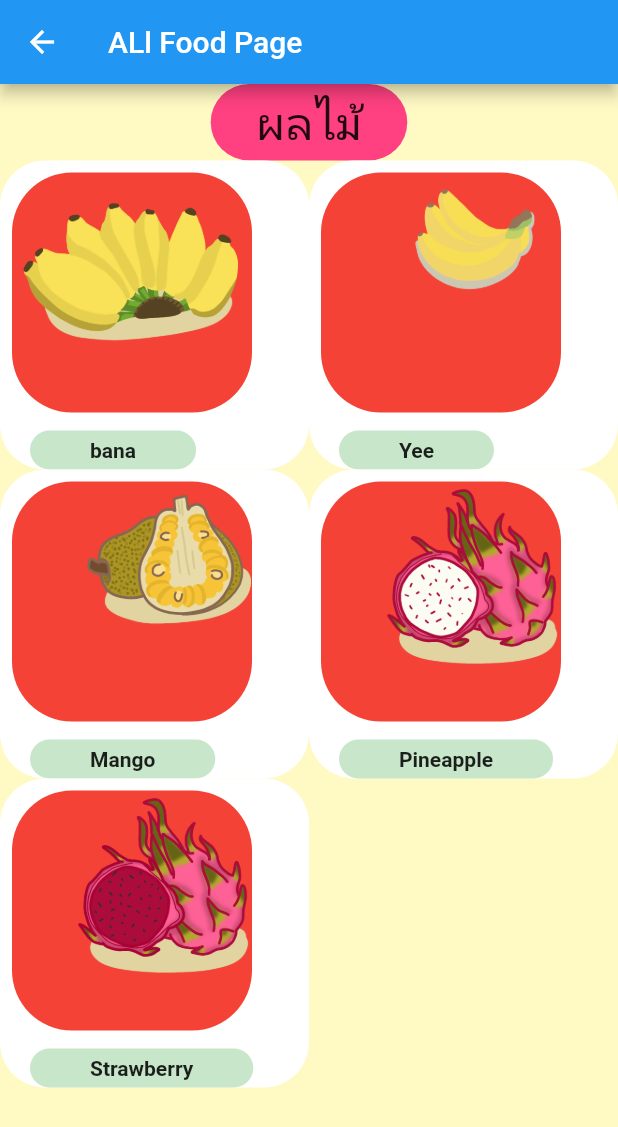
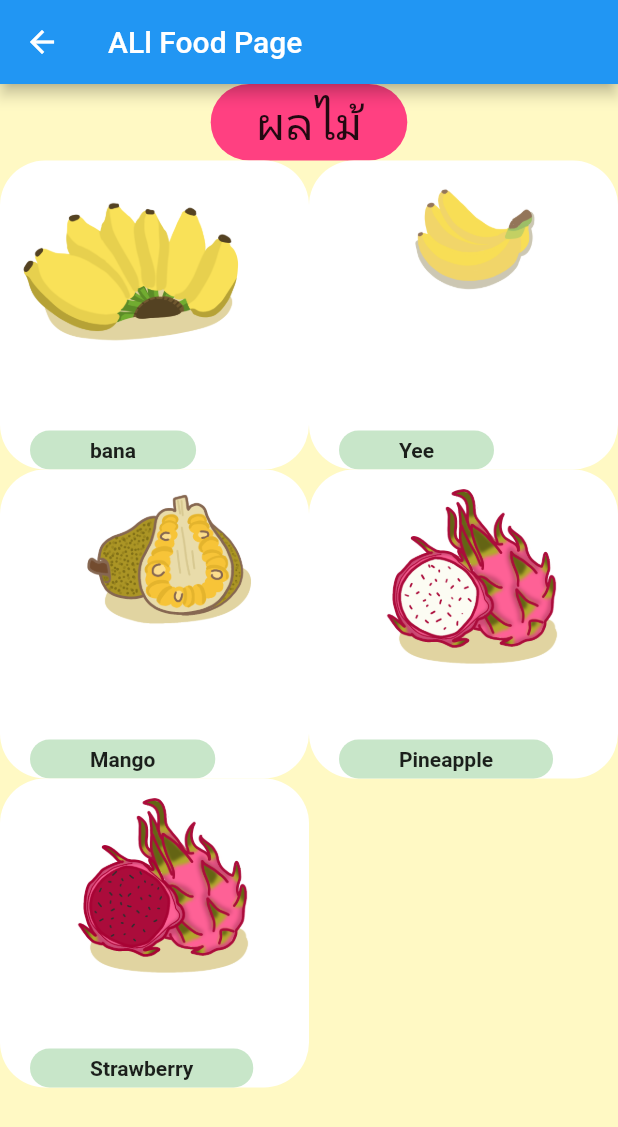
Before and after one commit to AINutritionProject/KinDeeUDee, a Flutter app: the AllFoodPage screen opened directly, on a phone screen of 412 x 824 dp. Shown: the top 1127 px of the screen. Run offline on Flutter 3.47's test engine with Material 2 defaults, Android fonts, the phone set to English and light mode, and no system bars; our stand-ins replace firebase_core; accounts and stored records are empty.

Commit message:
change color of sizebox of food icon to white

```diff
--- a/lib/pages/all_food.dart
+++ b/lib/pages/all_food.dart
@@ -94,7 +94,7 @@ class FoodIcons extends StatelessWidget {
           padding: const EdgeInsets.all(8.0),
           child: Container(
             decoration: BoxDecoration(
-                color: Colors.red, borderRadius: BorderRadius.circular(40)),
+                color: Colors.white, borderRadius: BorderRadius.circular(40)),
             child: const SizedBox(
               width: 160,
               height: 160,
```
